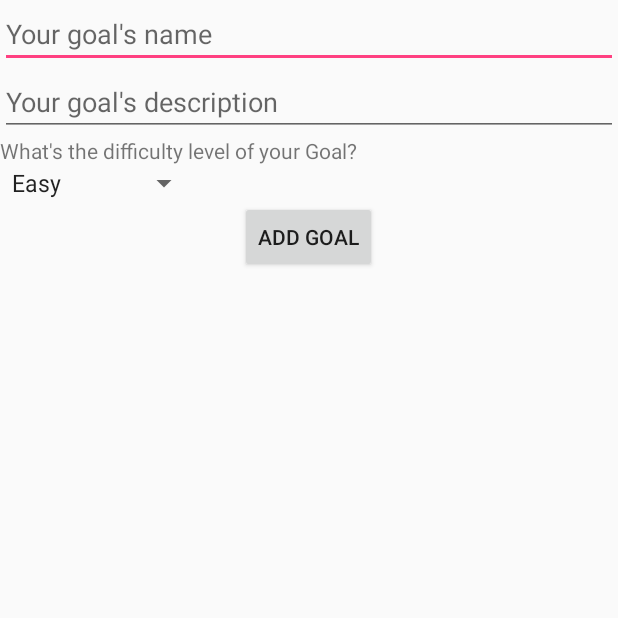
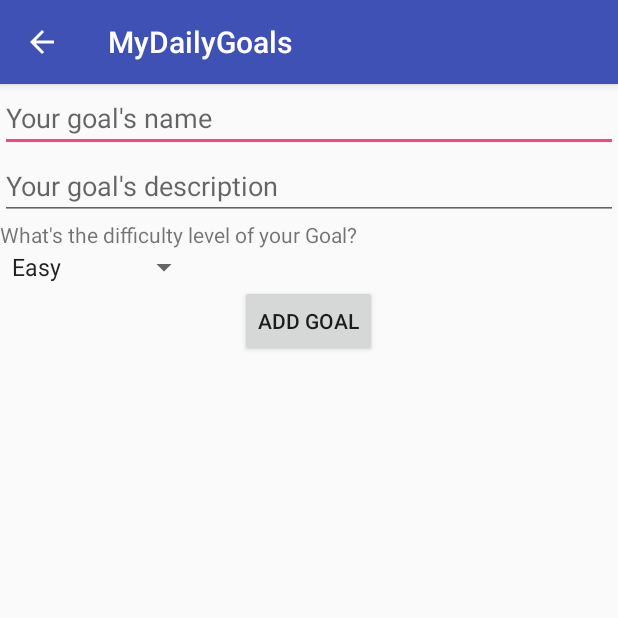
Before and after one commit to kamilabrito/mygoalsapp, an Android app: the ActivityAddMyGoal screen opened directly, with no data from a screen before it, on a phone screen of 412 x 824 dp, the top half of it. Run offline under Robolectric (Android 15) with nearby library versions, the phone set to English and light mode, and no system bars; our stand-ins replace ButterKnife.

Commit message:
adding toolbar in all the necessary views

```diff
--- a/app/src/main/java/com/kbrtz/mydailygoals/view/ActivityAddMyGoal.java
+++ b/app/src/main/java/com/kbrtz/mydailygoals/view/ActivityAddMyGoal.java
@@ -3,6 +3,7 @@
 import android.os.Bundle;
 import android.support.annotation.Nullable;
 import android.support.v7.app.AppCompatActivity;
+import android.support.v7.widget.Toolbar;
 import android.view.View;
 import android.widget.ArrayAdapter;
 import android.widget.Button;
@@ -33,6 +34,8 @@
     Button addMyGoalBtn;
     @BindView(R.id.difficulty_spinner)
     Spinner difficultySpn;
+    @BindView(R.id.toolbar_add_goal)
+    Toolbar toolbar;
 
     private String goalName, goalDescription, difficultyLevel = "";
     private PresenterAddMyGoalActivity presenter;
@@ -40,10 +43,13 @@
     @Override
     public void onCreate(@Nullable Bundle savedInstanceState) {
         super.onCreate(savedInstanceState);
-        setContentView(R.layout.add_my_goal_activity);
+        setContentView(R.layout.app_bar_add_goal);
         ButterKnife.bind(this);
 
         presenter = new PresenterAddMyGoalActivity(this);
+        setSupportActionBar(toolbar);
+        getSupportActionBar().setDisplayHomeAsUpEnabled(true);
+
 
         ArrayAdapter<CharSequence> adapter = ArrayAdapter.createFromResource(this,
                 R.array.goals_difficulty, android.R.layout.simple_spinner_item);
--- /dev/null
+++ b/app/src/main/res/layout/app_bar_add_goal.xml
@@ -0,0 +1,24 @@
+<?xml version="1.0" encoding="utf-8"?>
+<LinearLayout xmlns:android="http://schemas.android.com/apk/res/android"
+    xmlns:app="http://schemas.android.com/apk/res-auto"
+    android:layout_width="match_parent"
+    android:layout_height="match_parent"
+    android:orientation="vertical">
+
+    <android.support.design.widget.AppBarLayout
+        android:layout_width="match_parent"
+        android:layout_height="wrap_content"
+        android:theme="@style/AppTheme.AppBarOverlay">
+
+        <android.support.v7.widget.Toolbar
+            android:id="@+id/toolbar_add_goal"
+            android:layout_width="match_parent"
+            android:layout_height="?attr/actionBarSize"
+            android:background="?attr/colorPrimary"
+            app:popupTheme="@style/AppTheme.PopupOverlay" />
+
+    </android.support.design.widget.AppBarLayout>
+
+    <include layout="@layout/add_my_goal_activity" />
+
+</LinearLayout>
```
Also changed, not shown: app/src/main/java/com/kbrtz/mydailygoals/view/ActivityGoalDetails.java (+6 -1 lines), app/src/main/res/layout/app_bar_details.xml (added, +24 -0 lines).
